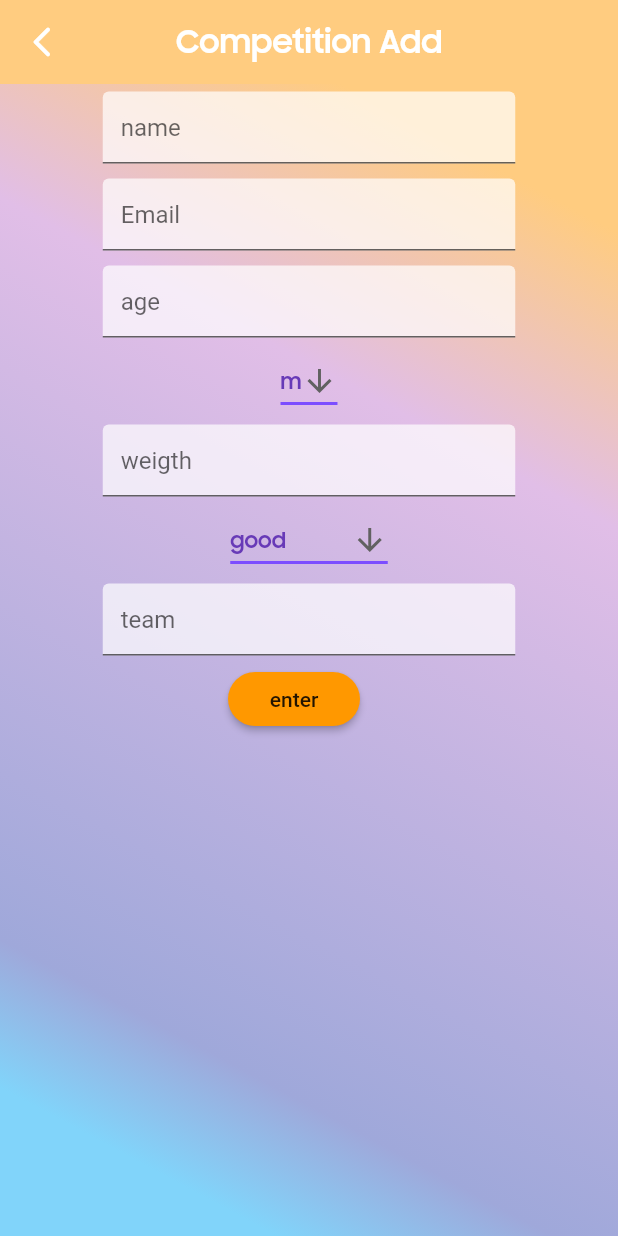
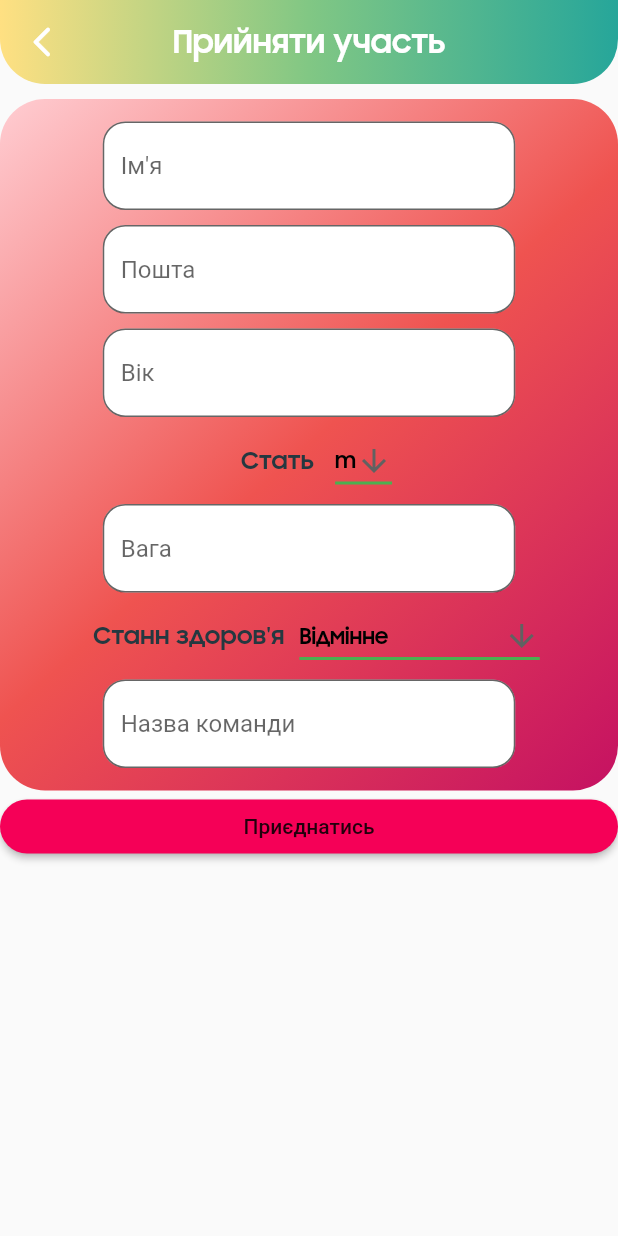
Before and after one commit to Martynenko-Oleksii/GoodGames, a Flutter app: the CompetitionEnterPage screen opened directly with empty values, on a phone screen of 412 x 824 dp. Run offline on Flutter 3.47's test engine with Material 2 defaults, Android fonts, the phone set to English and light mode, and no system bars; our stand-ins replace font_awesome_flutter, webview_flutter; network calls fail.

Commit message:
Update competition_enter.dart

```diff
--- a/Mobile/goodgames/lib/competitions/competition_enter.dart
+++ b/Mobile/goodgames/lib/competitions/competition_enter.dart
@@ -7,6 +7,7 @@ import 'package:goodgames/profile/ProfileScreen.dart';
 import '../../../home_screen.dart';
 import '../../../main.dart';
 import '../../../getdata.dart';
+import '../apptheme.dart';
 
 class CompetitionEnterPage extends StatefulWidget {
 
@@ -26,39 +27,40 @@ class _CompetitionEnterState extends State<CompetitionEnterPage> {
 //  final TextEditingController healthStateControl = TextEditingController();
   final TextEditingController teamControl = TextEditingController();
   final formKey = GlobalKey<FormState>();
-  String dropdownValuehealthState = 'good';
+  String dropdownValuehealthState = 'Відмінне';
   String dropdownValuegender = 'm';
   @override
   Widget build(BuildContext context) {
     return new Scaffold(
         appBar: new AppBar(
-          backgroundColor: Colors.orange.shade200,
+          backgroundColor: Colors.white.withOpacity(0),
           centerTitle: true,
           elevation: 0.0,
+
           title: new Text(
-            "Competition Add",
+            "Прийняти участь",
             textScaleFactor: 1.3,
+          ),
+          flexibleSpace: Container(
+            decoration: BoxDecoration(
+                borderRadius: BorderRadius.only(bottomLeft: Radius.circular(30) , bottomRight : Radius.circular(30)),
+                gradient: LinearGradient(
+                  begin: Alignment.centerLeft,
+                  end: Alignment.centerRight,
+                  stops: [
+                    0,
+                    0.5,
+                    1,
+                  ],
+                  colors: [
+                    Colors.amber.shade200,
+                    Colors.green.shade300,
+                    Colors.teal.shade400,
+                  ],
+                )),
           ),
         ),
         body: Center(
-            child: Container(
-              decoration: BoxDecoration(
-                  gradient: LinearGradient(
-                    begin: Alignment.topRight,
-                    end: Alignment.bottomLeft,
-                    stops: [
-                      0.1,
-                      0.3,
-                      0.8,
-                      0.9,
-                    ],
-                    colors: [
-                      Colors.orange.shade200,
-                      Colors.purple.shade100,
-                      Colors.indigo.shade200,
-                      Colors.lightBlue.shade200,
-                    ],
-                  )),
           child: new Stack(
             children: <Widget>[
               new Container(
@@ -67,21 +69,24 @@ class _CompetitionEnterState extends State<CompetitionEnterPage> {
                   //crossAxisAlignment: CrossAxisAlignment.start,
                   // mainAxisAlignment: MainAxisAlignment.start,
                   children: <Widget>[
+                    new Container(height: 10,),
                     new Container(
-                          // height: 300.0,
-                          // width: 400.0,
-                          //alignment: Alignment(0.00, -0.50),
-                          /*
-
-
-
                       decoration: BoxDecoration(
-                        border: Border.all(
-                          color: Colors.red,
-                          width: 5,
-                        )
-                    ),
-                      */
+                          borderRadius: BorderRadius.all(Radius.circular(30)),
+                          gradient: LinearGradient(
+                            begin: Alignment.topLeft,
+                            end: Alignment.bottomRight,
+                            stops: [
+                              0,
+                              0.5,
+                              1,
+                            ],
+                            colors: [
+                              Colors.red.shade100,
+                              Colors.red.shade400,
+                              Colors.pinkAccent.shade700,
+                            ],
+                          )),
                       child: Form(
                         key: formKey,
                         child: new Column(
@@ -89,16 +94,19 @@ class _CompetitionEnterState extends State<CompetitionEnterPage> {
                           mainAxisAlignment: MainAxisAlignment.center,
                           children: <Widget>[
                             new Padding(
-                                  padding: EdgeInsets.symmetric(vertical: 5.0),
+                              padding: EdgeInsets.only(top: 15.0 , bottom: 5),
                               child: new Container(
                                 width: 275.0,
                                 child: new TextFormField(
                                   controller: nameControl,
                                   //  obscureText: true,
                                   decoration: new InputDecoration(
-                                        hintText: 'name',
+                                    border: OutlineInputBorder(
+                                      borderRadius: BorderRadius.circular(15.0),
+                                    ),
+                                    hintText: 'Ім\'я',
                                     filled: true,
-                                        fillColor: Colors.white70,
+                                    fillColor: Colors.white,
                                   ),
                                   validator: (value) {
                                     if (value!.isEmpty ||
@@ -120,9 +128,12 @@ class _CompetitionEnterState extends State<CompetitionEnterPage> {
                                 child: new TextFormField(
                                   controller: emailControl,
                                   decoration: new InputDecoration(
-                                        hintText: 'Email',
+                                    border: OutlineInputBorder(
+                                      borderRadius: BorderRadius.circular(15.0),
+                                    ),
+                                    hintText: 'Пошта',
                                     filled: true,
-                                        fillColor: Colors.white70,
+                                    fillColor: Colors.white,
                                   ),
                                   validator: (value) {
                                     if (value!.isEmpty ||
@@ -144,9 +155,12 @@ class _CompetitionEnterState extends State<CompetitionEnterPage> {
                                   controller: ageControl,
                                   //  obscureText: true,
                                   decoration: new InputDecoration(
-                                        hintText: 'age',
+                                    border: OutlineInputBorder(
+                                      borderRadius: BorderRadius.circular(15.0),
+                                    ),
+                                    hintText: 'Вік',
                                     filled: true,
-                                        fillColor: Colors.white70,
+                                    fillColor: Colors.white,
                                   ),
                                   validator: (value) {
                                     if (value!.isEmpty ||
@@ -161,15 +175,32 @@ class _CompetitionEnterState extends State<CompetitionEnterPage> {
                                 ),
                               ),
                             ),
+                            new Row(
+                              mainAxisAlignment: MainAxisAlignment.center,
+                              crossAxisAlignment: CrossAxisAlignment.center,
+                              children:[
+                                new Container(
+                                  // margin: const EdgeInsets.symmetric(vertical: 0.0),
+                                  padding: EdgeInsets.all(10.0),
+
+                                  child: new Text(
+                                    "Стать ",
+                                    style: TextStyle(
+                                      fontSize: 16,
+                                      color: AppTheme.darkText,
+                                      fontWeight: FontWeight.w700,
+                                    ),
+                                  ),
+                                ),
                             new DropdownButton<String>(
                               value: dropdownValuegender,
                               icon: const Icon(Icons.arrow_downward),
                               iconSize: 24,
                               elevation: 16,
-                                  style: const TextStyle(color: Colors.deepPurple),
+                              style: const TextStyle(color: Colors.black),
                               underline: Container(
                                 height: 2,
-                                    color: Colors.deepPurpleAccent,
+                                color: Colors.green,
                               ),
                               onChanged: (String? newValue) {
                                 setState(() {
@@ -186,6 +217,7 @@ class _CompetitionEnterState extends State<CompetitionEnterPage> {
                                 );
                               }).toList(),
                             ),
+    ]),
                             new Padding(
                               padding: EdgeInsets.all( 5.0),
                               child: new Container(
@@ -194,9 +226,12 @@ class _CompetitionEnterState extends State<CompetitionEnterPage> {
                                   controller: weigthControl,
                                   //  obscureText: true,
                                   decoration: new InputDecoration(
-                                        hintText: 'weigth',
+                                    border: OutlineInputBorder(
+                                      borderRadius: BorderRadius.circular(15.0),
+                                    ),
+                                    hintText: 'Вага',
                                     filled: true,
-                                        fillColor: Colors.white70,
+                                    fillColor: Colors.white,
                                   ),
                                   validator: (value) {
                                     if (value!.isEmpty ||
@@ -211,15 +246,33 @@ class _CompetitionEnterState extends State<CompetitionEnterPage> {
                                 ),
                               ),
                             ),
+                            new Row(
+                                mainAxisAlignment: MainAxisAlignment.center,
+                                crossAxisAlignment: CrossAxisAlignment.center,
+                                children:[
+                                  new Container(
+                                    // margin: const EdgeInsets.symmetric(vertical: 0.0),
+                                    padding: EdgeInsets.all(10.0),
+
+                                    child: new Text(
+                                      "Станн здоров'я",
+                                      style: TextStyle(
+                                        fontSize: 16,
+                                        color: AppTheme.darkText,
+                                        fontWeight: FontWeight.w700,
+                                      ),
+                                    ),
+                                  ),
+
                             new DropdownButton<String>(
                               value: dropdownValuehealthState,
                               icon: const Icon(Icons.arrow_downward),
                               iconSize: 24,
                               elevation: 16,
-                                  style: const TextStyle(color: Colors.deepPurple),
+                              style: const TextStyle(color: Colors.black),
                               underline: Container(
                                 height: 2,
-                                    color: Colors.deepPurpleAccent,
+                                color: Colors.green,
                               ),
                               onChanged: (String? newValue) {
                                 setState(() {
@@ -227,27 +280,30 @@ class _CompetitionEnterState extends State<CompetitionEnterPage> {
                                 });
                               },
                               items: <String>[
-                                    'good',
-                                    'not good',
-                                    'dead inside',
+                                'Відмінне',
+                                'Спеціальна группа',
+                                'Немаєзначення',
                               ].map<DropdownMenuItem<String>>((String value) {
                                 return DropdownMenuItem<String>(
                                   value: value,
                                   child: Text(value),
                                 );
                               }).toList(),
-                                ),
+                            ),]),
                             new Padding(
-                                  padding: EdgeInsets.symmetric(vertical: 5.0),
+                              padding: EdgeInsets.only(top: 5.0, bottom: 15),
                               child: new Container(
                                 width: 275.0,
                                 child: new TextFormField(
                                   controller: teamControl,
                                   //obscureText: true,
                                   decoration: new InputDecoration(
-                                        hintText: 'team',
+                                    border: OutlineInputBorder(
+                                      borderRadius: BorderRadius.circular(15.0),
+                                    ),
+                                    hintText: 'Назва команди',
                                     filled: true,
-                                        fillColor: Colors.white70,
+                                    fillColor: Colors.white,
                                   ),
                                   validator: (value) {
                                     if (value!.isEmpty ||
@@ -262,27 +318,18 @@ class _CompetitionEnterState extends State<CompetitionEnterPage> {
                                 ),
                               ),
                             ),
+
+                          ],
+                        ),
+                      ),
+                    ),
                     new Container(
-                                  //margin: const EdgeInsets.only( bottom: 150.0),
-                                  child: new Row(
-                                    //crossAxisAlignment: CrossAxisAlignment.center,
-                                    //mainAxisAlignment: MainAxisAlignment.center,
-                                    mainAxisAlignment:
-                                    MainAxisAlignment.spaceAround,
-                                    crossAxisAlignment: CrossAxisAlignment.end,
-
-                                    children: <Widget>[
-                                      new Container(
-                                        margin: const EdgeInsets.only(bottom: 7.0),
-                                        padding: EdgeInsets.only(right: 20.0),
-                                        // width: 140.0,
-                                        // height: 35.0,
+                      //margin: const EdgeInsets.symmetric(vertical: 8.0),
                       child: new RaisedButton(
-                                          child: new Text("enter"),
                         shape: RoundedRectangleBorder(
-                                            borderRadius:
-                                            BorderRadius.circular(18.0),
+                          borderRadius: BorderRadius.circular(18.0),
                         ),
+                        child: new Text("Приєднатись"),
                         onPressed: () {
                           if (formKey.currentState!.validate()) {
                             getDatahttp
@@ -301,8 +348,9 @@ class _CompetitionEnterState extends State<CompetitionEnterPage> {
                           }
 
                           //getDatahttp.getCompetition(1);
+
                         },
-                                          color: Colors.orange,
+                        color: Colors.pinkAccent.shade400,
                       ),
                     ),
                   ],
@@ -310,14 +358,10 @@ class _CompetitionEnterState extends State<CompetitionEnterPage> {
               ),
             ],
           ),
-                          ),
-                        ),
-                      ],
-                    ),
-                  ),
-                ],
-              ),
-            )));
+        ));
+
+
+
   }
 
   void onPressed() {}
```
Lines whose indentation alone changed are shown as unchanged.
